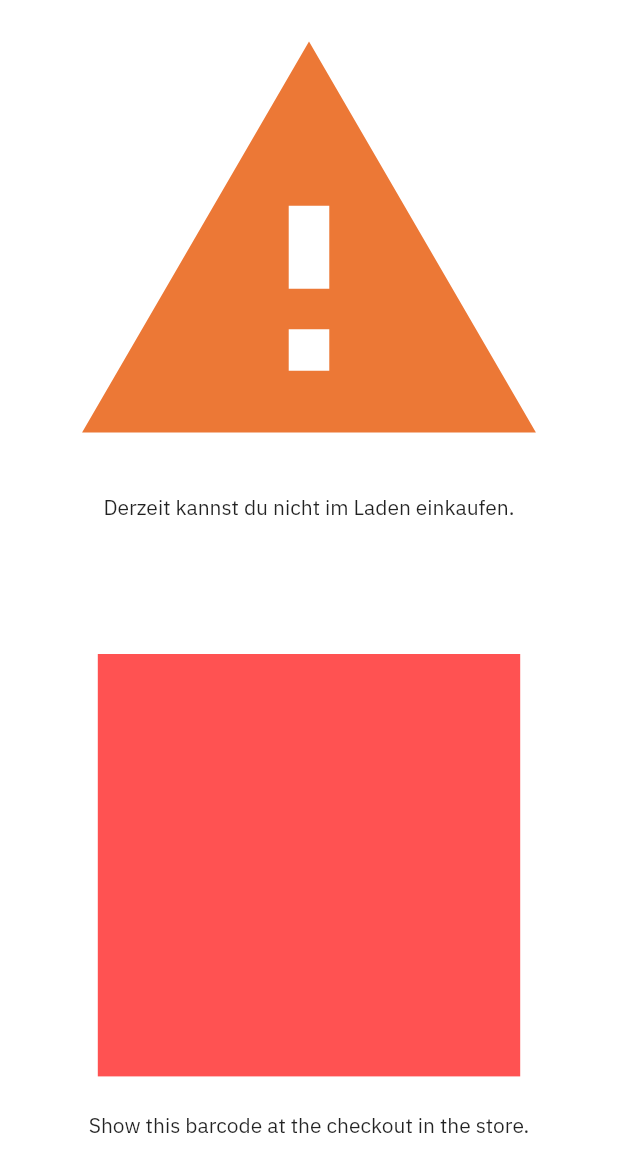
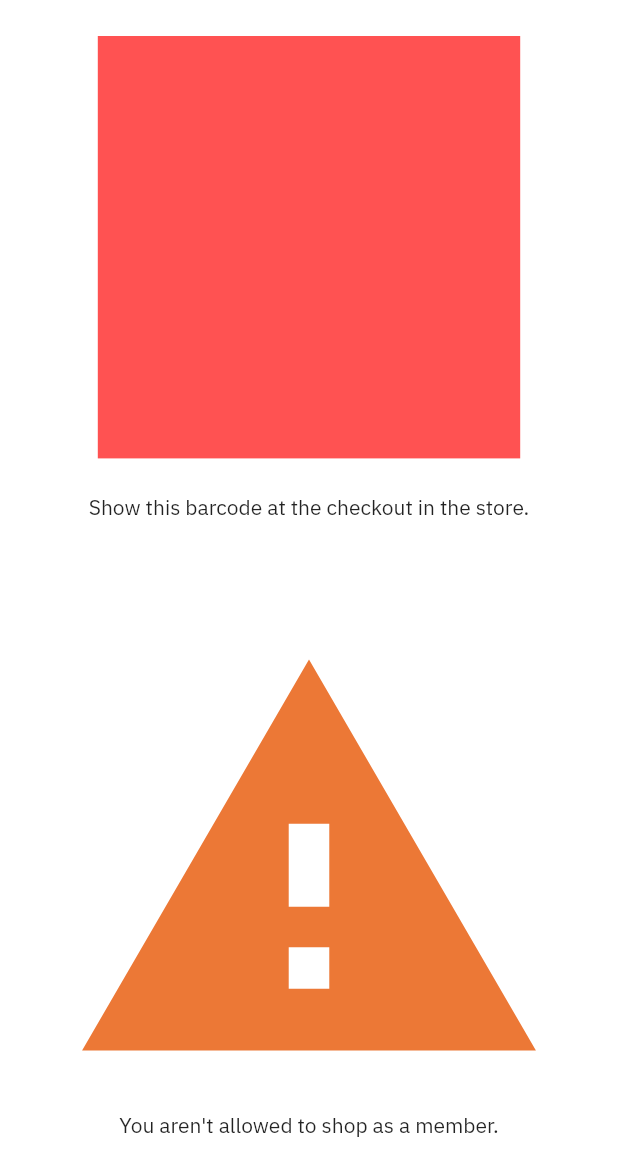
Before and after one commit to WirMarkt/wirmarkt-app, a Flutter app: the MemberInfoColumn widget shown alone on an empty page, opened directly with empty values, on a phone screen of 412 x 824 dp. Shown: the top 1176 px of the screen. Run offline on Flutter 3.47's test engine with Material 2 defaults, Android fonts, the phone set to English and light mode, and no system bars; our stand-ins replace bloc, camera, equatable, flutter_bloc, flutter_secure_storage, formz and 4 more; missing offline and left inert: scan; accounts and stored records are empty.

Commit message:
i10n rename "canShop" to "allowedToShop"

```diff
--- a/lib/l10n/intl_de.arb
+++ b/lib/l10n/intl_de.arb
@@ -64,5 +64,7 @@
   "done": "Erledigt",
   "pending": "Ausstehend",
   "today": "Heute",
-  "tomorrow": "Morgen"
+  "tomorrow": "Morgen",
+  "allowedToShopAsMember": "Du kannst als Mitglied im Laden einkaufen",
+  "notAllowedToShop": "Derzeit kannst du nicht im Laden einkaufen."
 }
--- a/lib/l10n/intl_en.arb
+++ b/lib/l10n/intl_en.arb
@@ -64,5 +64,7 @@
   "done": "Done",
   "pending": "Pending",
   "today": "Today",
-  "tomorrow": "Tomorrow"
+  "tomorrow": "Tomorrow",
+  "allowedToShopAsMember": "You're allowed to shop as a member.",
+  "notAllowedToShop": "You aren't allowed to shop as a member."
 }
--- a/lib/member_info/model/member_info.dart
+++ b/lib/member_info/model/member_info.dart
@@ -9,7 +9,7 @@ class MemberInfo {
   static const MemberInfo empty = MemberInfo(email: "", preferredLanguage: "");
 
   const MemberInfo(
-      {this.canShop,
+      {this.allowedToShop,
       this.isPaying,
       required this.email,
       required this.preferredLanguage});
@@ -18,7 +18,7 @@ class MemberInfo {
   @JsonKey(name: "preferred_language")
   final String preferredLanguage;
   @JsonKey(name: "can_shop")
-  final bool? canShop;
+  final bool? allowedToShop;
   @JsonKey(name: "is_paying")
   final bool? isPaying;
 
--- a/lib/member_info/view/member_info_column.dart
+++ b/lib/member_info/view/member_info_column.dart
@@ -18,7 +18,7 @@ class MemberInfoColumn extends StatelessWidget {
       child: Center(
         child: OrientationBuilder(
           builder: (BuildContext context, Orientation orientation) {
-            var canShop = memberInfo.canShop == true;
+            var allowedToShop = memberInfo.allowedToShop == true;
 
             return Flex(
               mainAxisAlignment: MainAxisAlignment.center,
@@ -28,11 +28,11 @@ class MemberInfoColumn extends StatelessWidget {
                   : Axis.horizontal,
               children: [
                 Expanded(
-                  child: _CanShopDetails(canShop: canShop),
+                  child: _MemberIDDetails(
+                      allowedToShop: allowedToShop, qrCode: memberInfo.idQrCode),
                 ),
                 Expanded(
-                  child: _MemberIDDetails(
-                      canShop: canShop, qrCode: memberInfo.idQrCode),
+                  child: _AllowedToShopDetails(allowedToShop: allowedToShop),
                 ),
               ],
             );
@@ -46,11 +46,11 @@ class MemberInfoColumn extends StatelessWidget {
 class _MemberIDDetails extends StatelessWidget {
   const _MemberIDDetails({
     Key? key,
-    required this.canShop,
+    required this.allowedToShop,
     required this.qrCode,
   }) : super(key: key);
 
-  final bool canShop;
+  final bool allowedToShop;
   final String qrCode;
 
   @override
@@ -64,7 +64,7 @@ class _MemberIDDetails extends StatelessWidget {
           child: Padding(
             padding: const EdgeInsets.all(24),
             child: Container(
-              color: canShop ? Colors.white : Colors.redAccent,
+              color: allowedToShop ? Colors.white : Colors.redAccent,
               child: Padding(
                 padding: const EdgeInsets.all(24),
                 child: FittedBox(
@@ -91,31 +91,31 @@ class _MemberIDDetails extends StatelessWidget {
   }
 }
 
-class _CanShopDetails extends StatelessWidget {
-  const _CanShopDetails({
+class _AllowedToShopDetails extends StatelessWidget {
+  const _AllowedToShopDetails({
     Key? key,
-    required this.canShop,
+    required this.allowedToShop,
   }) : super(key: key);
 
-  final bool canShop;
+  final bool allowedToShop;
 
   @override
   Widget build(BuildContext context) {
     Icon icon;
-    String canShopDetails;
+    String allowedToShopDetails;
 
-    if (canShop) {
+    if (allowedToShop) {
       icon = const Icon(
         Icons.check_circle,
         color: WMDesign.lightGreen,
       );
-      canShopDetails = "Du kannst als Mitglied im Laden einkaufen";
+      allowedToShopDetails = S.of(context).allowedToShopAsMember;
     } else {
       icon = const Icon(
         Icons.report_problem,
         color: WMDesign.orange,
       );
-      canShopDetails = "Derzeit kannst du nicht im Laden einkaufen.";
+      allowedToShopDetails = S.of(context).notAllowedToShop;
     }
 
     return Column(
@@ -129,7 +129,7 @@ class _CanShopDetails extends StatelessWidget {
           ),
         ),
         Expanded(
-          child: Text(canShopDetails,
+          child: Text(allowedToShopDetails,
               textAlign: TextAlign.center,
               style: Theme.of(context).textTheme.bodyText2),
         ),
```
Also changed, not shown: lib/generated/intl/messages_de.dart, lib/generated/intl/messages_en.dart, lib/generated/l10n.dart, lib/member_info/model/member_info.g.dart.
